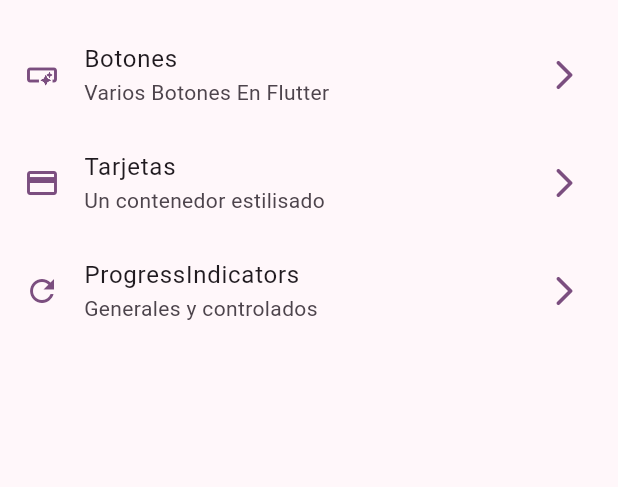
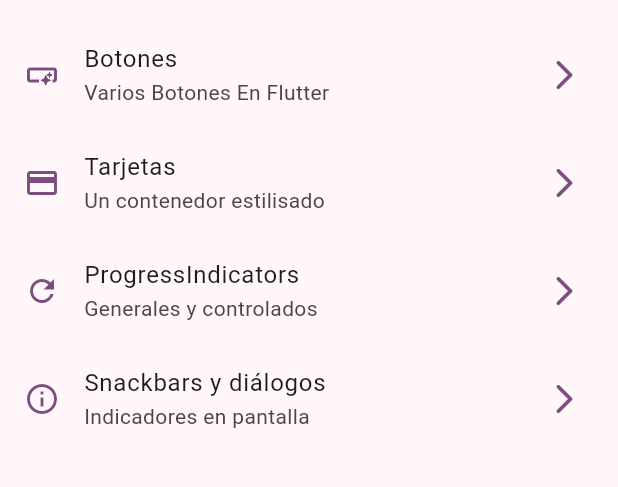
Before and after one commit to AleXx815/widgets_app, a Flutter app: the screen it shows after launch, on a phone screen of 412 x 824 dp, the part 63-550 px from its top. Run offline on Flutter 3.47's test engine with Material 2 defaults, Android fonts, the phone set to English and light mode, and no system bars; our stand-ins replace go_router.

Commit message:
snackbars dialogues finished

```diff
--- a/lib/config/menu/menu_items.dart
+++ b/lib/config/menu/menu_items.dart
@@ -33,4 +33,10 @@ const appMenuItems = <MenuItem>[
     link: "/progress",
     icon: Icons.refresh_outlined,
   ),
+  MenuItem(
+    title: "Snackbars y diálogos",
+    subTitle: "Indicadores en pantalla",
+    link: "/snackbars",
+    icon: Icons.info_outline,
+  ),
 ];
--- a/lib/config/router/app_router.dart
+++ b/lib/config/router/app_router.dart
@@ -24,5 +24,10 @@ final appRouter = GoRouter(
       name: ProgressScreen.name,
       builder: (context, state) => const ProgressScreen(),
     ),
+    GoRoute(
+      path: "/snackbars",
+      name: SnackbarScreen.name,
+      builder: (context, state) => const SnackbarScreen(),
+    ),
   ],
 );
--- a/lib/main.dart
+++ b/lib/main.dart
@@ -12,6 +12,7 @@ class MainApp extends StatelessWidget {
   @override
   Widget build(BuildContext context) {
     return MaterialApp.router(
+      title: "Flutter Widgets",
       routerConfig: appRouter,
       debugShowCheckedModeBanner: false,
       theme: AppTheme(selectedColor: 3).getTheme(),
```
Also changed, not shown: lib/presentation/screens/snackbar/snackbar_screen.dart (+72 -1 lines).
